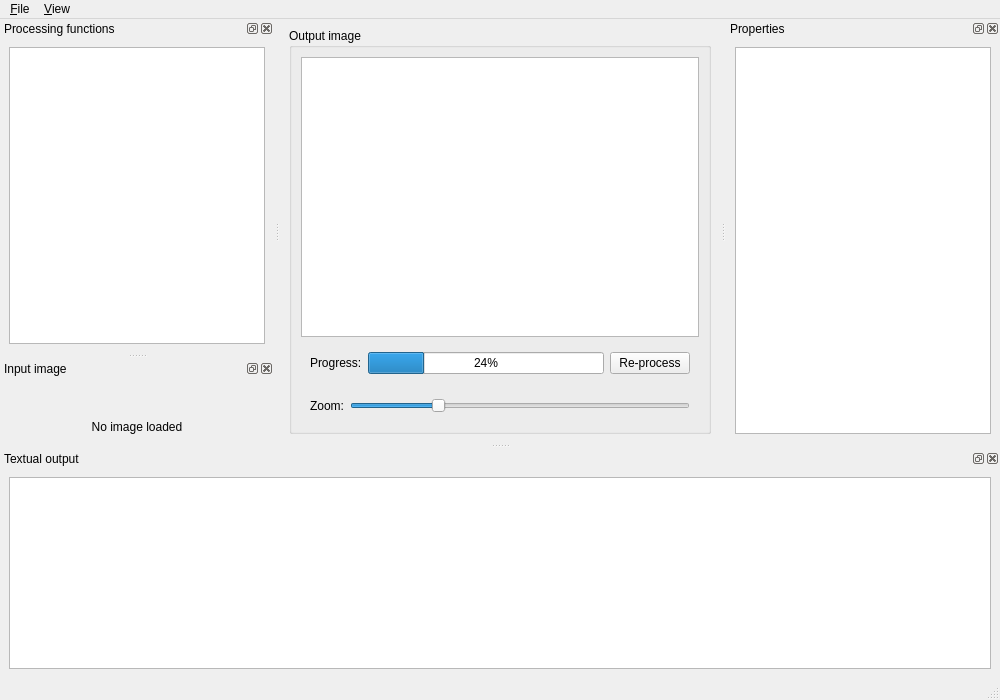
Before: the Qt Designer form code/src/ui/processing-gui.ui in tohojo/image-processing, drawn with Qt 5.
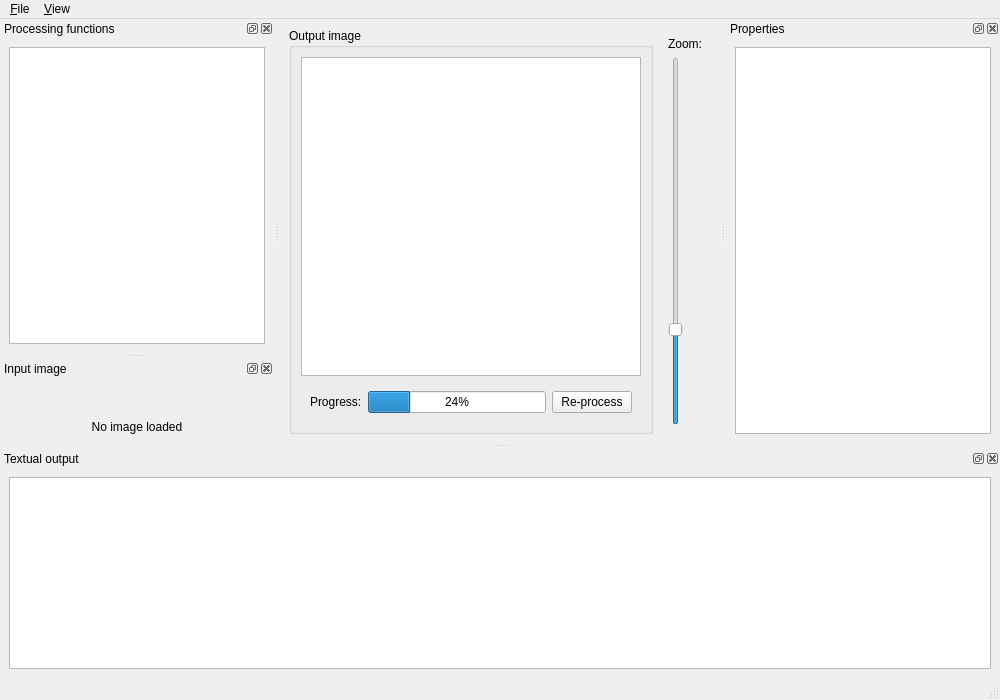
After: the same form once the commit is applied. Custom widgets are drawn as their Qt base class.

Commit message: Move the zoom slider to be vertical on the right side.

```diff
--- a/code/src/ui/processing-gui.ui
+++ b/code/src/ui/processing-gui.ui
@@ -23,8 +23,8 @@
       <property name="title">
        <string>Output image</string>
       </property>
-      <layout class="QVBoxLayout" name="verticalLayout_3">
-       <item>
+      <layout class="QGridLayout" name="gridLayout">
+       <item row="0" column="0">
         <widget class="GraphicsView" name="output_view">
          <property name="verticalScrollBarPolicy">
           <enum>Qt::ScrollBarAlwaysOff</enum>
@@ -37,7 +37,7 @@
          </property>
         </widget>
        </item>
-       <item>
+       <item row="1" column="0">
         <widget class="QWidget" name="widget_2" native="true">
          <layout class="QHBoxLayout" name="horizontalLayout_4">
           <item>
@@ -64,9 +64,12 @@
          </layout>
         </widget>
        </item>
+      </layout>
+     </widget>
+    </item>
        <item>
         <widget class="QWidget" name="widget" native="true">
-         <layout class="QHBoxLayout" name="horizontalLayout_3">
+      <layout class="QVBoxLayout" name="verticalLayout_3">
           <item>
            <widget class="QLabel" name="label">
             <property name="text">
@@ -86,7 +89,7 @@
              <number>100</number>
             </property>
             <property name="orientation">
-             <enum>Qt::Horizontal</enum>
+          <enum>Qt::Vertical</enum>
             </property>
             <property name="invertedAppearance">
              <bool>false</bool>
@@ -102,9 +105,6 @@
          </layout>
          <zorder>output_zoom</zorder>
          <zorder>label</zorder>
-        </widget>
-       </item>
-      </layout>
      </widget>
     </item>
    </layout>
```
Lines whose indentation alone changed are shown as unchanged. The commit also changes 1 other file.
